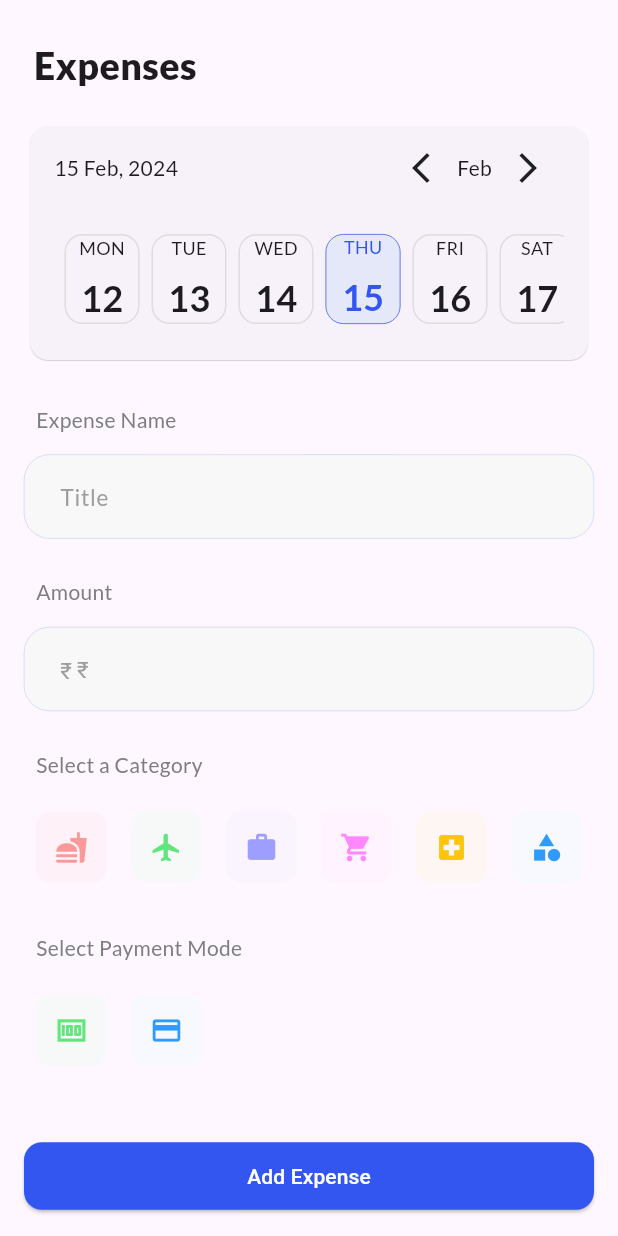
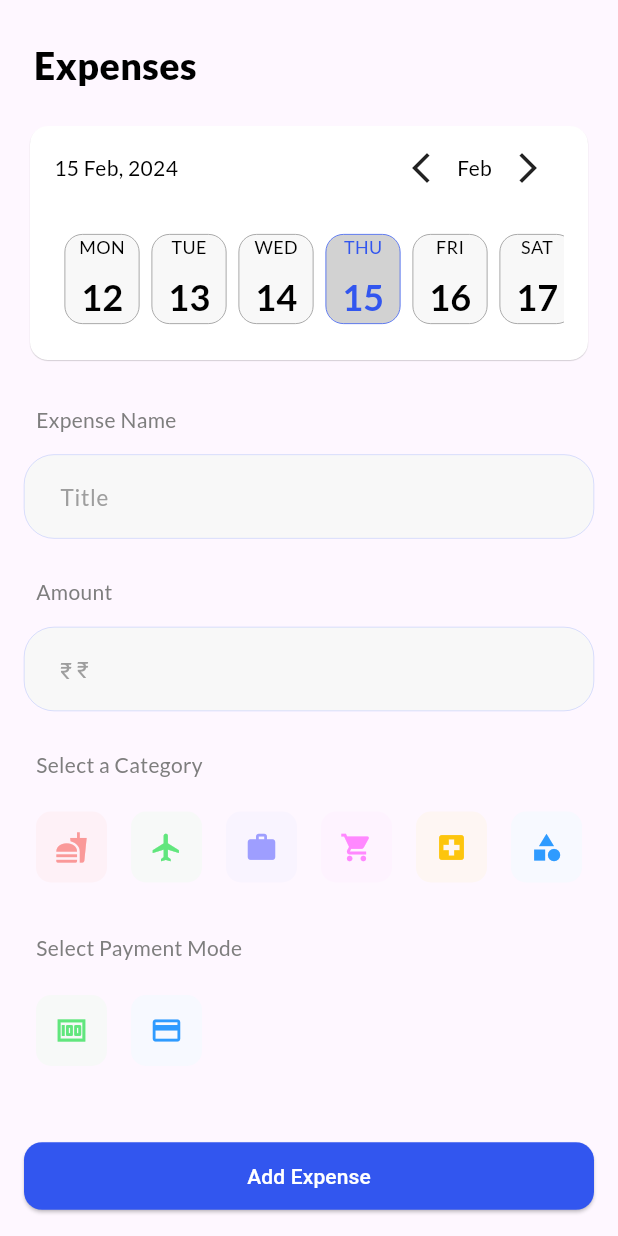
Before and after one commit to asim-sahoo/expense_tracker, a Flutter app: the NewExpense widget shown alone on an empty page, opened directly with empty values, on a phone screen of 412 x 824 dp. Run offline on Flutter 3.47's test engine with Material 3 defaults, Android fonts, the light colour scheme and no system bars; drawn by our look-alikes of easy_date_timeline; our stand-ins replace fl_chart, flutter_slidable, google_fonts, shared_preferences; accounts and stored records are empty.

Commit message:
added dark mode and App Icon

```diff
--- a/lib/main.dart
+++ b/lib/main.dart
@@ -7,6 +7,7 @@ void main() {
       theme: ThemeData(useMaterial3: true),
       debugShowCheckedModeBanner: false,
       home: const Expenses()
+
     ),
   );
 }
--- a/lib/models/expense_model.dart
+++ b/lib/models/expense_model.dart
@@ -1,7 +1,6 @@
 import 'package:flutter/material.dart';
 import 'package:uuid/uuid.dart';
 import 'package:intl/intl.dart';
-import 'dart:convert';
 
 final formatter = DateFormat('dd MMM, yyyy');
 
@@ -94,7 +93,6 @@ class ExpenseModel {
     };
   }
 
-  // Method to create ExpenseModel from JSON
   factory ExpenseModel.fromJson(Map<String, dynamic> json) {
     return ExpenseModel(
       title: json['title'],
--- a/lib/widget/expense.dart
+++ b/lib/widget/expense.dart
@@ -1,14 +1,15 @@
-import 'package:expense_tracker/widget/expense_list/expense_list.dart';
-import 'package:expense_tracker/models/expense_model.dart';
-import 'package:expense_tracker/widget/new_expense.dart';
 import 'package:flutter/material.dart';
 import 'package:google_fonts/google_fonts.dart';
 import 'package:flutter/rendering.dart';
 import 'package:shared_preferences/shared_preferences.dart';
 import 'dart:convert';
+import 'package:expense_tracker/models/expense_model.dart';
+import 'package:expense_tracker/widget/expense_list/expense_list.dart';
+import 'package:expense_tracker/widget/new_expense.dart';
+
 
 class Expenses extends StatefulWidget {
-  const Expenses({super.key});
+  const Expenses({Key? key}) : super(key: key);
 
   @override
   State<Expenses> createState() {
@@ -18,6 +19,7 @@ class Expenses extends StatefulWidget {
 
 class _ExpensesState extends State<Expenses> {
   bool isScrolled = true;
+  bool isDarkMode = false; // Track dark mode state
   final List<ExpenseModel> _registeredExpenses = [];
 
   @override
@@ -58,73 +60,17 @@ class _ExpensesState extends State<Expenses> {
       _saveExpenses();
     });
   }
-  // final List<ExpenseModel> _registeredExpenses = [
-  //   ExpenseModel(
-  //       title: 'Flutter Course',
-  //       amount: 19.99,
-  //       date: DateTime.now(),
-  //       category: Category.work,
-  //       categoryPay: CategoryPay.card),
-  //   ExpenseModel(
-  //       title: 'Hoodie',
-  //       amount: 39.21,
-  //       date: DateTime.now(),
-  //       category: Category.shopping,
-  //       categoryPay: CategoryPay.cash),
-  //   ExpenseModel(
-  //       title: 'Pizza Hut',
-  //       amount: 75.0,
-  //       date: DateTime.now(),
-  //       category: Category.food,
-  //       categoryPay: CategoryPay.cash),
-  //   ExpenseModel(
-  //       title: 'Medicine',
-  //       amount: 100.0,
-  //       date: DateTime.now(),
-  //       category: Category.medical,
-  //       categoryPay: CategoryPay.card),
-  //   ExpenseModel(
-  //       title: 'Flight to Paris',
-  //       amount: 199.99,
-  //       date: DateTime.now(),
-  //       category: Category.travel,
-  //       categoryPay: CategoryPay.card),
-  //   ExpenseModel(
-  //       title: 'New Phone',
-  //       amount: 999.99,
-  //       date: DateTime.now(),
-  //       category: Category.shopping,
-  //       categoryPay: CategoryPay.cash),
-  //   ExpenseModel(
-  //       title: 'Battery Replacement',
-  //       amount: 1999.99,
-  //       date: DateTime.now(),
-  //       category: Category.miscellaneous,
-  //       categoryPay: CategoryPay.card),
-  // ];
 
   void _openAddExpenseOverlay() {
     showModalBottomSheet(
         context: context,
         builder: (ctx) {
-          return NewExpense(onAddExpense: _addExpense);
+          return NewExpense(onAddExpense: _addExpense, isDarkMode);
         },
         isScrollControlled: true,
-        backgroundColor: Colors.white,
+        backgroundColor: isDarkMode ? const Color.fromARGB(255, 29, 29, 29) : Colors.white,
         useSafeArea: true);
   }
-
-  // void _addExpense(ExpenseModel expense) {
-  //   setState(() {
-  //     _registeredExpenses.add(expense);
-  //   });
-  // }
-
-  // void _removeExpense(ExpenseModel expense) {
-  //   setState(() {
-  //     _registeredExpenses.remove(expense);
-  //   });
-  // }
 
   @override
   Widget build(BuildContext context) {
@@ -141,25 +87,40 @@ class _ExpensesState extends State<Expenses> {
         }
         return true;
       },
-      child: Scaffold(
-        appBar: AppBar(
+      child: MaterialApp(
+        theme: isDarkMode ? ThemeData.dark() : ThemeData.light(),
+        debugShowCheckedModeBanner: false,
+        home: Scaffold(
+          body: NestedScrollView(
+            floatHeaderSlivers: true,
+            headerSliverBuilder: (context, innerBoxIsScrolled) => [
+              SliverAppBar(
+                floating: true,
+                snap: true,
                 title: Text(
-            'ExpenseTracker',
+                  'ExpenseNest',
                   style: GoogleFonts.lato(
                     fontWeight: FontWeight.w900,
-              fontSize: 25,
+                    fontSize: 26,
                     color: Colors.white,
                   ),
                 ),
+                backgroundColor: const Color.fromARGB(255, 50, 86, 239),
                 actions: [
                   IconButton(
-              onPressed: () {},
-              icon: const Icon(Icons.sunny),
+                    onPressed: () {
+                      setState(() {
+                        isDarkMode = !isDarkMode; // Toggle dark mode
+                      });
+                    },
+                    icon: Icon(
+                      isDarkMode ? Icons.wb_sunny_rounded : Icons.nights_stay_rounded,
+                    ),
                     color: Colors.white,
                   )
                 ],
-          backgroundColor: const Color.fromARGB(255, 69, 100, 234),
-        ),
+              )
+            ],
             body: Column(
               children: [
                 Expanded(
@@ -170,31 +131,39 @@ class _ExpensesState extends State<Expenses> {
                 ),
               ],
             ),
+          ),
           floatingActionButton: AnimatedContainer(
             duration: const Duration(milliseconds: 250),
             width: isScrolled ? 90 : 50,
             height: 50,
             child: FloatingActionButton.extended(
-            backgroundColor: const Color.fromARGB(255, 229, 232, 249),
+              backgroundColor: isDarkMode ? const Color.fromARGB(255, 69, 103, 255) : Colors.white,
+
               onPressed: _openAddExpenseOverlay,
               isExtended: isScrolled,
               shape: RoundedRectangleBorder(
                 borderRadius: BorderRadius.circular(15),
               ),
-            label: const Text(
+              label: Text(
                 'Add',
                 style: TextStyle(
-                color: Color.fromARGB(255, 50, 86, 239),
+                  color: isDarkMode ? Colors.white : const Color.fromARGB(255, 50, 86, 239),
                 ),
               ),
-            icon: const Icon(
+              icon: Icon(
                 Icons.add,
-              color: Color.fromARGB(255, 50, 86, 239),
+                  color: isDarkMode ? Colors.white : const Color.fromARGB(255, 50, 86, 239),
               ),
             ),
           ),
-        floatingActionButtonLocation: FloatingActionButtonLocation.endFloat,
+          floatingActionButtonLocation:
+              FloatingActionButtonLocation.endFloat,
+        ),
       ),
     );
   }
 }
+
+// void main() {
+//   runApp(Expenses());
+// }
--- a/lib/widget/expense_list/expense_item.dart
+++ b/lib/widget/expense_list/expense_item.dart
@@ -1,8 +1,5 @@
-import 'dart:math';
-
 import 'package:expense_tracker/models/expense_model.dart';
 import 'package:flutter/material.dart';
-// ignore: depend_on_referenced_packages
 import 'package:google_fonts/google_fonts.dart';
 
 class ExpenseItem extends StatelessWidget {
--- a/lib/widget/expense_list/expense_list.dart
+++ b/lib/widget/expense_list/expense_list.dart
@@ -42,7 +42,7 @@ class ExpenseList extends StatelessWidget {
             BarChartRodData(
               toY: entry.value,
               color: categoryIconColors[entry.key] ?? Colors.blue,
-              width: 25,
+              width: 27,
             ),
           ],
           // showingTooltipIndicators: [0],
@@ -54,12 +54,15 @@ class ExpenseList extends StatelessWidget {
           Padding(
             padding: const EdgeInsets.all(9),
             child: Card(
+              elevation: 1.5,
               child: Padding(
-                padding: const EdgeInsets.all(10),
+                padding: const EdgeInsets.all(18),
                 child: AspectRatio(
-                  aspectRatio: 2,
+                  aspectRatio: 1.9,
                   child: BarChart(
+
                     BarChartData(
+                      // backgroundColor: Colors.amber,
                       gridData: const FlGridData(show: false),
                       groupsSpace: 20,
                       alignment: BarChartAlignment.spaceAround,
@@ -95,7 +98,7 @@ class ExpenseList extends StatelessWidget {
                                     padding: const EdgeInsets.all(8),
                                     child: Icon(
                                       icon,
-                                      size: 16,
+                                      size: 19,
                                       color: categoryIconColors[category] ??
                                           Colors.blue,
 
@@ -103,7 +106,6 @@ class ExpenseList extends StatelessWidget {
                                   );
                                 }
                               }
-                              // Return an empty container if there's no icon for the category or out of bounds
                               return const SizedBox();
                             },
                           ),
@@ -173,6 +175,7 @@ class ExpenseList extends StatelessWidget {
                 ),
                 child: ExpenseItem(expenses[index]),
               ),
+        padding: const EdgeInsets.only(bottom: 80),
             ),
           ),
         ],
--- a/lib/widget/new_expense.dart
+++ b/lib/widget/new_expense.dart
@@ -2,13 +2,16 @@ import 'package:expense_tracker/models/expense_model.dart';
 import 'package:flutter/material.dart';
 import 'package:google_fonts/google_fonts.dart';
 import 'package:easy_date_timeline/easy_date_timeline.dart';
-// import 'package:expense_tracker/widget/expense.dart';
-
 
 class NewExpense extends StatefulWidget {
-  const NewExpense({super.key, required this.onAddExpense});
+  const NewExpense(
+    this.isDarkMode, {
+    super.key,
+    required this.onAddExpense,
+  });
 
   final void Function(ExpenseModel expense) onAddExpense;
+  final bool isDarkMode;
 
   @override
   State<NewExpense> createState() {
@@ -72,9 +75,6 @@ class _NewExpenseState extends State<NewExpense> {
     super.dispose();
   }
 
-  //   widget.addExpenseCallback(newExpense);
-  // }
-
   @override
   Widget build(BuildContext context) {
     return Padding(
@@ -92,12 +92,18 @@ class _NewExpenseState extends State<NewExpense> {
                 style: GoogleFonts.lato(
                   fontWeight: FontWeight.w900,
                   fontSize: 25,
+                  color: widget.isDarkMode
+                      ? const Color.fromARGB(255, 215, 215, 215)
+                      : Colors.black,
                 ),
               ),
             ],
           ),
           const SizedBox(height: 19),
           Card(
+            color: widget.isDarkMode
+                ? const Color.fromARGB(255, 49, 49, 49)
+                : Colors.white,
             elevation: 0.3,
             child: Padding(
               padding: const EdgeInsets.fromLTRB(16, 4, 16, 16),
@@ -117,22 +123,70 @@ class _NewExpenseState extends State<NewExpense> {
                     fontSize: 14,
                     fontWeight: FontWeight.w500,
                     fontFamily: GoogleFonts.lato().fontFamily,
+                    color: widget.isDarkMode
+                        ? const Color.fromARGB(255, 210, 210, 210)
+                        : const Color.fromARGB(255, 0, 0, 0),
                   ),
                   monthStyle: TextStyle(
                       fontSize: 14,
                       fontWeight: FontWeight.w500,
+                      color: widget.isDarkMode
+                          ? const Color.fromARGB(255, 210, 210, 210)
+                          : const Color.fromARGB(255, 0, 0, 0),
                       fontFamily: GoogleFonts.lato().fontFamily),
+
                 ),
                 dayProps: EasyDayProps(
+                  disabledDayStyle: DayStyle(
+                    dayStrStyle: TextStyle(
+                      fontSize: 12,
+                      color: widget.isDarkMode
+                          ?  const Color.fromARGB(255, 90, 90, 90)
+                          : const Color.fromARGB(255, 216, 216, 216),
+                      fontFamily: GoogleFonts.lato().fontFamily,
+                    ),
+                    dayNumStyle: TextStyle(
+                      fontWeight: FontWeight.w600,
+                      fontSize: 24,
+                      color: widget.isDarkMode
+                          ? const Color.fromARGB(255, 90, 90, 90)
+                          : const Color.fromARGB(255, 216, 216, 216),
+                      fontFamily: GoogleFonts.lato().fontFamily,
+                    ),
+                    decoration: BoxDecoration(
+                      border: Border.all(
+                        color: widget.isDarkMode ? const Color.fromARGB(255, 90, 90, 90) : const Color.fromARGB(255, 216, 216, 216),
+                        width: 0.5,
+                      ),
+                      borderRadius: const BorderRadius.all(Radius.circular(12)),
+                      color: widget.isDarkMode ? const Color.fromARGB(255, 49, 49, 49) : const Color.fromARGB(255, 255, 255, 255),
+                    ),
+                  ),
                   todayStyle: DayStyle(
                     dayStrStyle: TextStyle(
                       fontSize: 12,
+                      color: widget.isDarkMode
+                          ? const Color.fromARGB(255, 210, 210, 210)
+                          : const Color.fromARGB(255, 0, 0, 0),
                       fontFamily: GoogleFonts.lato().fontFamily,
                     ),
                     dayNumStyle: TextStyle(
                       fontWeight: FontWeight.bold,
                       fontSize: 24,
+                      color: widget.isDarkMode
+                          ? const Color.fromARGB(255, 210, 210, 210)
+                          : const Color.fromARGB(255, 0, 0, 0),
                       fontFamily: GoogleFonts.lato().fontFamily,
+                    ),
+                    decoration: BoxDecoration(
+                      border: Border.all(
+                        color: const Color.fromARGB(255, 130, 153, 255),
+                        width: 0.5,
+                      ),
+                      borderRadius: const BorderRadius.all(Radius.circular(12)),
+                      color: widget.isDarkMode
+                          ? const Color.fromARGB(255, 49, 49, 49)
+                          : const Color.fromARGB(255, 248, 248, 248),
                     ),
                   ),
                   height: 60,
@@ -141,12 +195,28 @@ class _NewExpenseState extends State<NewExpense> {
                   inactiveDayStyle: DayStyle(
                     dayStrStyle: TextStyle(
                       fontSize: 12,
+                      color: widget.isDarkMode
+                          ? const Color.fromARGB(255, 210, 210, 210)
+                          : const Color.fromARGB(255, 0, 0, 0),
                       fontFamily: GoogleFonts.lato().fontFamily,
                     ),
                     dayNumStyle: TextStyle(
                       fontWeight: FontWeight.w600,
                       fontSize: 24,
+                      color: widget.isDarkMode
+                          ? const Color.fromARGB(255, 210, 210, 210)
+                          : const Color.fromARGB(255, 0, 0, 0),
                       fontFamily: GoogleFonts.lato().fontFamily,
+                    ),
+                    decoration: BoxDecoration(
+                      border: Border.all(
+                        color: const Color.fromARGB(255, 142, 142, 142),
+                        width: 0.5,
+                      ),
+                      borderRadius: const BorderRadius.all(Radius.circular(12)),
+                      color: widget.isDarkMode
+                          ? const Color.fromARGB(255, 49, 49, 49)
+                          : const Color.fromARGB(255, 248, 248, 248),
                     ),
                   ),
                   activeDayStyle: DayStyle(
@@ -168,7 +238,7 @@ class _NewExpenseState extends State<NewExpense> {
                         ),
                         borderRadius:
                             const BorderRadius.all(Radius.circular(12)),
-                        color: const Color.fromARGB(255, 229, 232, 249)),
+                        color: const Color.fromARGB(255, 210, 210, 210)),
                   ),
                 ),
               ),
@@ -183,7 +253,9 @@ class _NewExpenseState extends State<NewExpense> {
               Text(
                 'Expense Name',
                 style: GoogleFonts.lato(
-                  color: const Color.fromARGB(255, 126, 126, 126),
+                  color: widget.isDarkMode
+                      ? const Color.fromARGB(255, 210, 210, 210)
+                      : const Color.fromARGB(255, 126, 126, 126),
                 ),
               ),
             ],
@@ -198,25 +270,37 @@ class _NewExpenseState extends State<NewExpense> {
                 fontFamily: GoogleFonts.lato().fontFamily,
               ),
               filled: true,
-              fillColor: const Color.fromARGB(255, 248, 248, 248),
+              fillColor: widget.isDarkMode
+                  ? const Color.fromARGB(255, 60, 60, 60)
+                  : const Color.fromARGB(255, 248, 248, 248),
               contentPadding:
                   const EdgeInsets.symmetric(vertical: 16, horizontal: 20),
-              enabledBorder: const OutlineInputBorder(
-                borderRadius: BorderRadius.all(Radius.circular(17)),
+              enabledBorder: OutlineInputBorder(
+                borderRadius: const BorderRadius.all(Radius.circular(20)),
                 borderSide: BorderSide(
-                    width: 0.2, color: Color.fromARGB(255, 134, 156, 255)),
+                    width: 0.2,
+                    color: widget.isDarkMode
+                        ? const Color.fromARGB(255, 184, 184, 184)
+                        : const Color.fromARGB(255, 134, 156, 255)),
               ),
-              focusedBorder: const OutlineInputBorder(
-                borderRadius: BorderRadius.all(Radius.circular(17)),
+              focusedBorder: OutlineInputBorder(
+                borderRadius: const BorderRadius.all(Radius.circular(17)),
                 borderSide: BorderSide(
-                    width: 0.35, color: Color.fromARGB(255, 50, 86, 239)),
+                    width: 0.35,
+                    color: widget.isDarkMode
+                        ? const Color.fromARGB(255, 225, 225, 225)
+                        : const Color.fromARGB(255, 50, 86, 239)),
               ),
             ),
             style: GoogleFonts.lato(
-              color: const Color.fromARGB(255, 0, 0, 0),
+              color: widget.isDarkMode
+                  ? const Color.fromARGB(255, 225, 225, 225)
+                  : const Color.fromARGB(255, 0, 0, 0),
               fontWeight: FontWeight.w400,
             ),
-            cursorColor: const Color.fromARGB(255, 50, 86, 239),
+            cursorColor: widget.isDarkMode
+                ? const Color.fromARGB(255, 191, 191, 191)
+                : const Color.fromARGB(255, 0, 0, 0),
             cursorRadius: const Radius.circular(12),
             cursorWidth: 1,
             controller: _titleController,
@@ -230,7 +314,9 @@ class _NewExpenseState extends State<NewExpense> {
               Text(
                 'Amount',
                 style: GoogleFonts.lato(
-                  color: const Color.fromARGB(255, 126, 126, 126),
+                  color: widget.isDarkMode
+                      ? const Color.fromARGB(255, 210, 210, 210)
+                      : const Color.fromARGB(255, 126, 126, 126),
                 ),
               ),
             ],
@@ -253,30 +339,42 @@ class _NewExpenseState extends State<NewExpense> {
                 fontFamily: GoogleFonts.lato().fontFamily,
               ),
               filled: true,
-              fillColor: const Color.fromARGB(255, 248, 248, 248),
+              fillColor: widget.isDarkMode
+                  ? const Color.fromARGB(255, 60, 60, 60)
+                  : const Color.fromARGB(255, 248, 248, 248),
               contentPadding:
                   const EdgeInsets.symmetric(vertical: 16, horizontal: 20),
-              enabledBorder: const OutlineInputBorder(
-                borderRadius: BorderRadius.all(Radius.circular(17)),
+              enabledBorder: OutlineInputBorder(
+                borderRadius: const BorderRadius.all(Radius.circular(20)),
                 borderSide: BorderSide(
-                    width: 0.2, color: Color.fromARGB(255, 134, 156, 255)),
+                    width: 0.2,
+                    color: widget.isDarkMode
+                        ? const Color.fromARGB(255, 184, 184, 184)
+                        : const Color.fromARGB(255, 134, 156, 255)),
               ),
               border: const OutlineInputBorder(
                 gapPadding: 2,
                 borderRadius: BorderRadius.all(Radius.circular(17)),
               ),
-              focusedBorder: const OutlineInputBorder(
-                borderRadius: BorderRadius.all(Radius.circular(20.0)),
+              focusedBorder: OutlineInputBorder(
+                borderRadius: const BorderRadius.all(Radius.circular(20.0)),
                 borderSide: BorderSide(
-                    width: 0.35, color: Color.fromARGB(255, 50, 86, 239)),
+                    width: 0.35,
+                    color: widget.isDarkMode
+                        ? const Color.fromARGB(255, 225, 225, 225)
+                        : const Color.fromARGB(255, 50, 86, 239)),
               ),
               floatingLabelBehavior: FloatingLabelBehavior.always,
             ),
             style: GoogleFonts.lato(
-              color: const Color.fromARGB(255, 0, 0, 0),
+              color: widget.isDarkMode
+                  ? const Color.fromARGB(255, 225, 225, 225)
+                  : const Color.fromARGB(255, 0, 0, 0),
               fontWeight: FontWeight.w400,
             ),
-            cursorColor: const Color.fromARGB(255, 50, 86, 239),
+            cursorColor: widget.isDarkMode
+                ? const Color.fromARGB(255, 191, 191, 191)
+                : const Color.fromARGB(255, 0, 0, 0),
             cursorRadius: const Radius.circular(12),
             cursorWidth: 1,
             controller: _amountController,
@@ -302,7 +400,9 @@ class _NewExpenseState extends State<NewExpense> {
               Text(
                 'Select a Category',
                 style: GoogleFonts.lato(
-                  color: const Color.fromARGB(255, 126, 126, 126),
+                  color: widget.isDarkMode
+                      ? const Color.fromARGB(255, 210, 210, 210)
+                      : const Color.fromARGB(255, 126, 126, 126),
                 ),
               ),
             ],
@@ -363,7 +463,9 @@ class _NewExpenseState extends State<NewExpense> {
               Text(
                 'Select Payment Mode',
                 style: GoogleFonts.lato(
-                  color: const Color.fromARGB(255, 126, 126, 126),
+                  color: widget.isDarkMode
+                      ? const Color.fromARGB(255, 210, 210, 210)
+                      : const Color.fromARGB(255, 126, 126, 126),
                 ),
               ),
             ],
--- a/pubspec.yaml
+++ b/pubspec.yaml
@@ -40,10 +40,6 @@ dependencies:
   easy_date_timeline: ^1.0.4
   google_fonts: ^6.1.0
   flutter_slidable: ^3.0.1
-  isar: ^3.1.0+1
-  isar_flutter_libs: ^3.1.0+1
-  path_provider: ^2.1.2
-  provider: ^6.1.1
   shared_preferences: ^2.2.2
   fl_chart: ^0.66.2
 
```
Also changed, not shown: lib/widget/graph.dart (deleted), pubspec.lock, 27 other files. Lines whose indentation alone changed are shown as unchanged.
